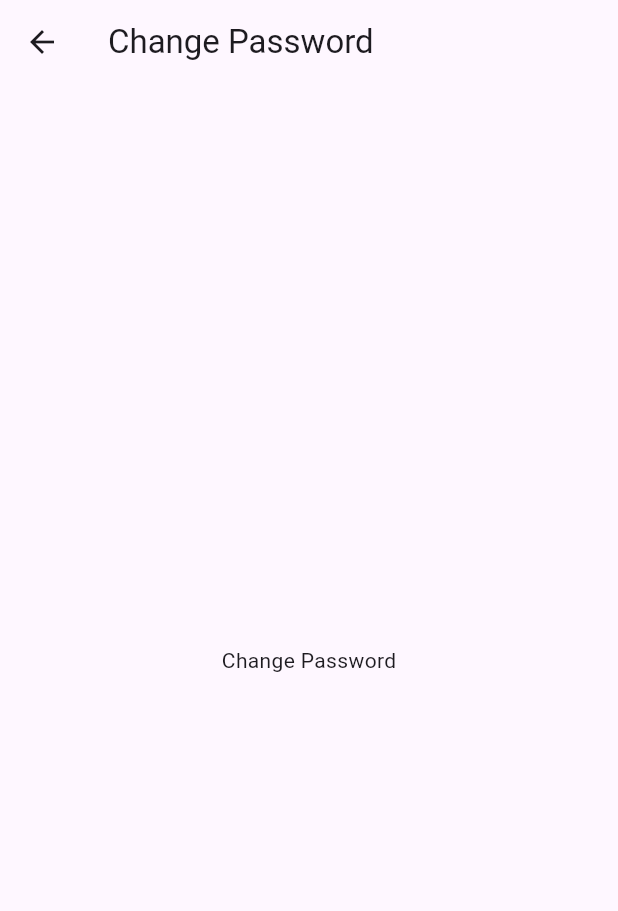
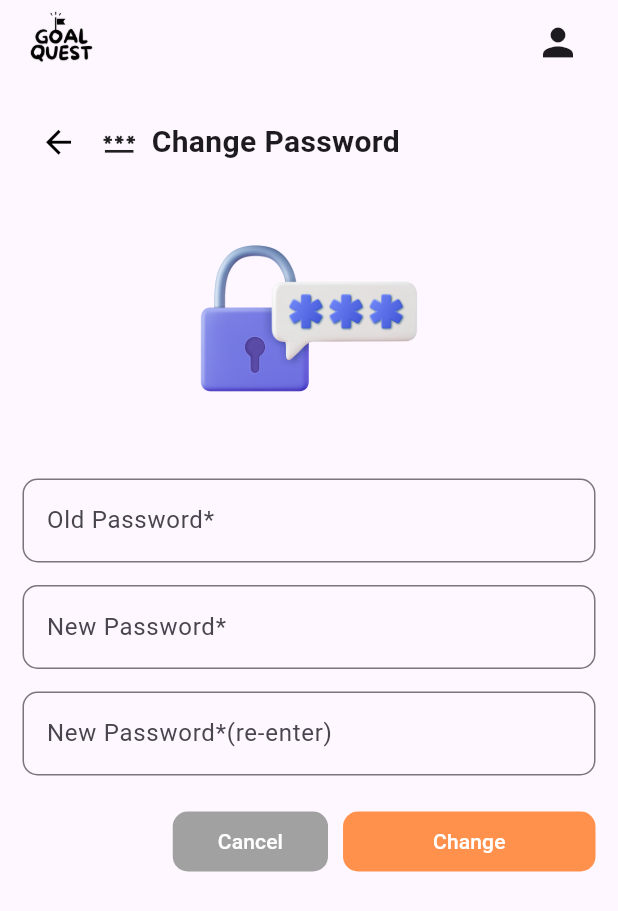
Before and after one commit to MethasakTKL/GoalQuest-Frontend, a Flutter app: the ChangePasswordPage screen opened by its route, on a phone screen of 412 x 824 dp. Shown: the top 911 px of the screen. Run offline on Flutter 3.47's test engine with Material 3 defaults, Android fonts, the phone set to English and light mode, and no system bars.

Commit message:
change Password page with widgets

```diff
--- a/lib/pages/profile/change_password_page.dart
+++ b/lib/pages/profile/change_password_page.dart
@@ -7,10 +7,122 @@ class ChangePasswordPage extends StatelessWidget {
   Widget build(BuildContext context) {
     return Scaffold(
       appBar: AppBar(
-        title: const Text('Change Password'),
+        title: Row(
+          children: [
+            Image.asset(
+              'assets/logo_black.png',
+              height: 50,
+            ),
+            const Spacer(), // ใช้ Spacer เพื่อจัดตำแหน่ง
+            IconButton(
+              icon: const Icon(Icons.person),
+              onPressed: () {
+                // ทำอะไรบางอย่างเมื่อกดปุ่ม
+              },
+              iconSize: 30,
+            ),
+          ],
+        ),
+        automaticallyImplyLeading: false, // ปิดปุ่ม Back
       ),
-      body: const Center(
-        child: Text('Change Password'),
+      body: SafeArea(
+        child: Padding(
+          padding: const EdgeInsets.fromLTRB(15, 15, 15, 0),
+          child: SingleChildScrollView( // เพิ่อให้สามารถเลื่อนหน้าจอได้ถ้าคอนเทนต์ใหญ่เกิน
+            child: Center(
+              child: Column(
+                children: [
+                  Row(
+                    children: [
+                      IconButton(
+                          icon: const Icon(
+                            Icons.arrow_back,
+                            color: Colors.black,
+                            size: 25,
+                          ),
+                          onPressed: () {
+                            Navigator.pop(context);
+                          }),
+                      const SizedBox(width: 5),
+                      const Icon(Icons.password, size: 23.0),
+                      const SizedBox(width: 10),
+                      const Text(
+                        'Change Password',
+                        style: TextStyle(
+                          fontSize: 20,
+                          fontWeight: FontWeight.bold,
+                        ),
+                      ),
+                    ],
+                  ),
+                  const SizedBox(height: 20),
+                  Image.asset(
+                    'assets/change_password_image.png',
+                    height: 160,
+                  ),
+                  const SizedBox(height: 20),
+                  TextField(
+                    decoration: InputDecoration(
+                      hintText: 'Old Password*',
+                      border: OutlineInputBorder(
+                        borderRadius: BorderRadius.circular(10),
+                      ),
+                    ),
+                  ),
+                  const SizedBox(height: 15),
+                  TextField(
+                    decoration: InputDecoration(
+                      hintText: 'New Password*',
+                      border: OutlineInputBorder(
+                        borderRadius: BorderRadius.circular(10),
+                      ),
+                    ),
+                  ),
+                  const SizedBox(height: 15),
+                  TextField(
+                    decoration: InputDecoration(
+                      hintText: 'New Password*(re-enter)',
+                      border: OutlineInputBorder(
+                        borderRadius: BorderRadius.circular(10),
+                      ),
+                    ),
+                  ),
+                  const SizedBox(height: 20),
+                  Row(
+                    mainAxisAlignment: MainAxisAlignment.end,
+                    children: [
+                      TextButton(
+                        onPressed: () {},
+                        style: TextButton.styleFrom(
+                          backgroundColor: const Color.fromARGB(255, 161, 161, 161),
+                          foregroundColor: Colors.white,
+                          padding: const EdgeInsets.symmetric(horizontal: 30.0, vertical: 10.0),
+                          shape: RoundedRectangleBorder(
+                            borderRadius: BorderRadius.circular(10.0),
+                          ),
+                        ),
+                        child: const Text('Cancel'),
+                      ),
+                      const SizedBox(width: 10),
+                      TextButton(
+                        onPressed: () {},
+                        style: TextButton.styleFrom(
+                          backgroundColor: const Color.fromARGB(255, 255, 145, 77),
+                          foregroundColor: Colors.white,
+                          padding: const EdgeInsets.symmetric(horizontal: 60.0, vertical: 10.0),
+                          shape: RoundedRectangleBorder(
+                            borderRadius: BorderRadius.circular(10.0),
+                          ),
+                        ),
+                        child: const Text('Change'),
+                      ),
+                    ],
+                  )
+                ],
+              ),
+            ),
+          ),
+        ),
       ),
     );
   }
--- a/lib/pages/profile/edit_profile_page.dart
+++ b/lib/pages/profile/edit_profile_page.dart
@@ -13,14 +13,6 @@ class EditProfilePage extends StatelessWidget {
               'assets/logo_black.png',
               height: 50,
             ),
-            const Spacer(), // ใช้ Spacer เพื่อจัดตำแหน่ง
-            // const Text(
-            //   'Store',
-            //   style: TextStyle(
-            //     fontSize: 20,
-            //     fontWeight: FontWeight.bold,
-            //   ),
-            // ),
             const Spacer(), // ใช้ Spacer เพื่อจัดตำแหน่ง
             IconButton(
               icon: const Icon(Icons.person),
--- a/pubspec.yaml
+++ b/pubspec.yaml
@@ -25,3 +25,4 @@ flutter:
     - assets/account_image.png
     - assets/logo_black_horizon.png
     - assets/signup_image.png
+    - assets/change_password_image.png
```
Also changed, not shown: assets/change_password_image.png (added).
